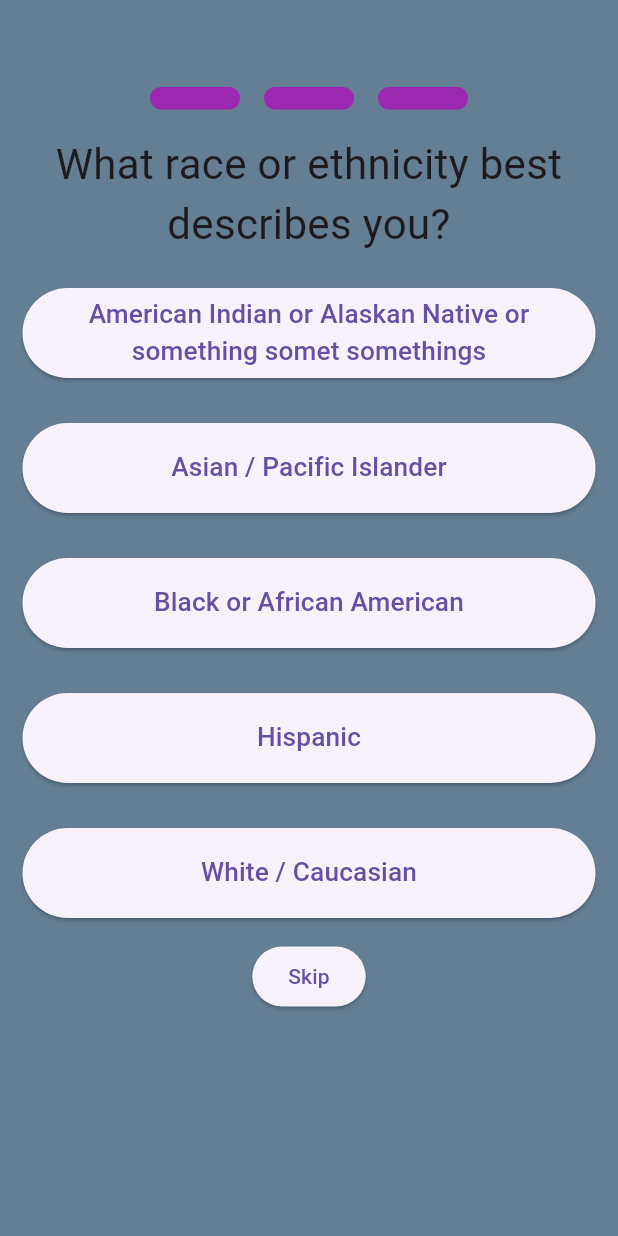
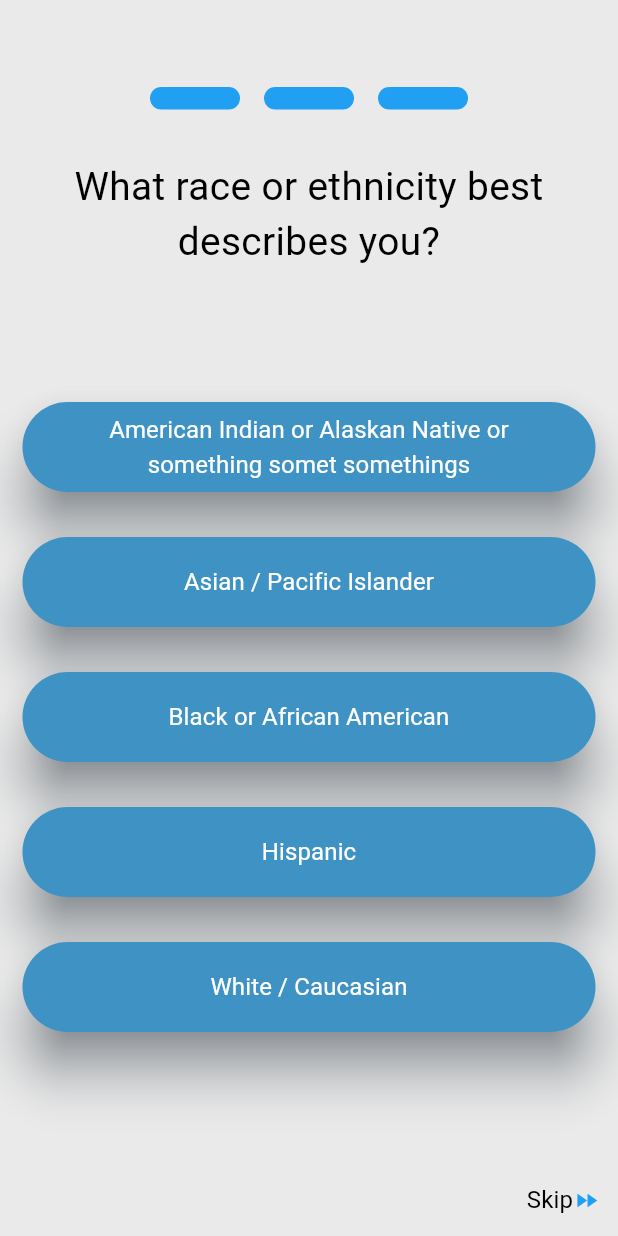
Before and after one commit to akshayam19/Cancer-Survivorship-Application-, a Flutter app: the SurveyQuestion screen opened directly, on a phone screen of 412 x 824 dp. Run offline on Flutter 3.47's test engine with Material 3 defaults, Android fonts, the phone set to English and light mode, and no system bars; our stand-ins replace shared_preferences, timeline_tile; accounts and stored records are empty.

Commit message:
Finalized survey

```diff
--- a/lib/pages/survey.dart
+++ b/lib/pages/survey.dart
@@ -1,5 +1,6 @@
 import 'package:flutter/material.dart';
 import 'package:shared_preferences/shared_preferences.dart';
+import 'package:survivorship_care_plan_app/theme.dart';
 
 abstract class SurveyWidget extends StatelessWidget {
   const SurveyWidget({ super.key });
@@ -19,6 +20,7 @@ class SurveyQuestion extends StatelessWidget {
 
   @override
   Widget build(BuildContext context){
+
     List<Widget> progress = [];
     for(int i = 0; i < questionNumber; i++){
       progress.add(Padding(
@@ -28,7 +30,7 @@ class SurveyQuestion extends StatelessWidget {
           height: 15,
           decoration: BoxDecoration(
             borderRadius: BorderRadius.circular(10.0),
-            color: Colors.purple
+            color: myTheme.primaryColor
           )
         ),
       ));
@@ -41,7 +43,7 @@ class SurveyQuestion extends StatelessWidget {
           height: 15,
           decoration: BoxDecoration(
             border: Border.all(
-              color: Colors.purple,
+              color: myTheme.primaryColor,
               width: 2.0,
             ),
             borderRadius: BorderRadius.circular(10.0)
@@ -53,7 +55,7 @@ class SurveyQuestion extends StatelessWidget {
     return PopScope(
       canPop: false, //Disables the back button
       child: Scaffold(
-        backgroundColor: Color.fromARGB(255, 100, 126, 148),
+        backgroundColor: myTheme.scaffoldBackgroundColor,
         body: Center(
           child: Column(
             crossAxisAlignment: CrossAxisAlignment.center,
@@ -68,16 +70,27 @@ class SurveyQuestion extends StatelessWidget {
 
               ),
               Padding(
-                padding: const EdgeInsets.all(8.0),
-                child: Text(question, textAlign: TextAlign.center, textScaler: const TextScaler.linear(2),),
+                padding: const EdgeInsets.only(top: 25),
+                child: Text(question, textAlign: TextAlign.center, style: myTextStyle, textScaler: const TextScaler.linear(1.618),),
               ),
-              Column(
-                children: [type],
+              Expanded(
+                child: Column(
+                  mainAxisAlignment: MainAxisAlignment.spaceEvenly,
+                  children: [type],
+                ),
               ),
-              ElevatedButton(
-                onPressed: () {
-                  Navigator.of(context).pop();
-                }, child: Text('Skip', textAlign: TextAlign.center,)) //SurveyWidget goes here
+              Row(
+                mainAxisAlignment: MainAxisAlignment.end,
+                children: [
+                  TextButton(
+                    onPressed: () {
+                      Navigator.of(context).pop();
+                    }, child: Row(
+                      mainAxisAlignment: MainAxisAlignment.end,
+                      children: [Text('Skip', textAlign: TextAlign.center, style: myTextStyle,), Icon(Icons.fast_forward, color: myTheme.primaryColor,)]
+                    )),
+                ],
+              )
             ]
           ),
         ),
@@ -105,10 +118,16 @@ class MultipleChoice extends SurveyWidget{
         width: 400,
         height: 60,
         child: ElevatedButton(
+          style: ElevatedButton.styleFrom(
+            elevation: 15, // Size of shadow
+            shadowColor: const Color.fromARGB(255, 70, 90, 106),
+            backgroundColor: const Color.fromARGB(255, 62, 146, 196),
+            foregroundColor: Colors.white, // text color
+          ),
           onPressed: () {
             storeData(); //data is stored at this point
             Navigator.of(context).pop();
-          }, child: Text(e, textAlign: TextAlign.center, textScaler: TextScaler.linear(1.25),)),
+          }, child: Text(e, textAlign: TextAlign.center, style: myTextStyleWhite,)),
       ),
       )
     ).toList());
--- a/lib/theme.dart
+++ b/lib/theme.dart
@@ -29,6 +29,12 @@ const TextStyle myTextStyle = TextStyle(
   fontWeight: FontWeight.normal,
 );
 
+const TextStyle myTextStyleWhite = TextStyle(
+  color: Colors.white,
+  fontSize: 16.0,
+  fontWeight: FontWeight.normal,
+);
+
 // If you have more complex themes, you can create a class for it
 class MyAppTheme {
   static ThemeData lightTheme = ThemeData(
```
